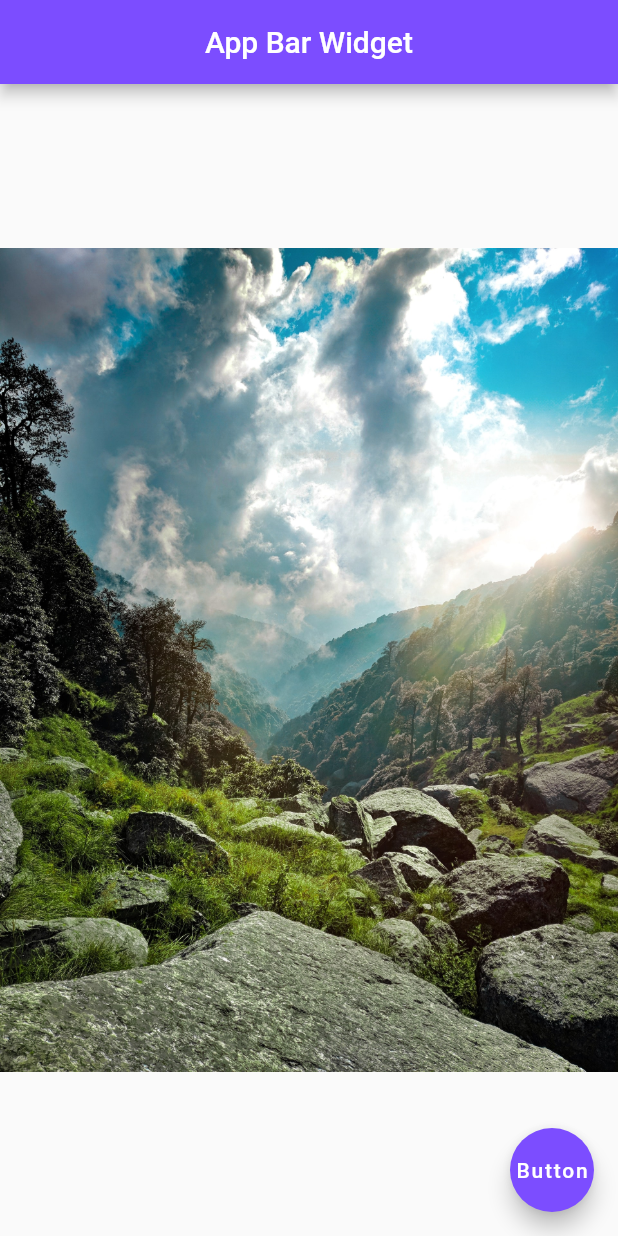
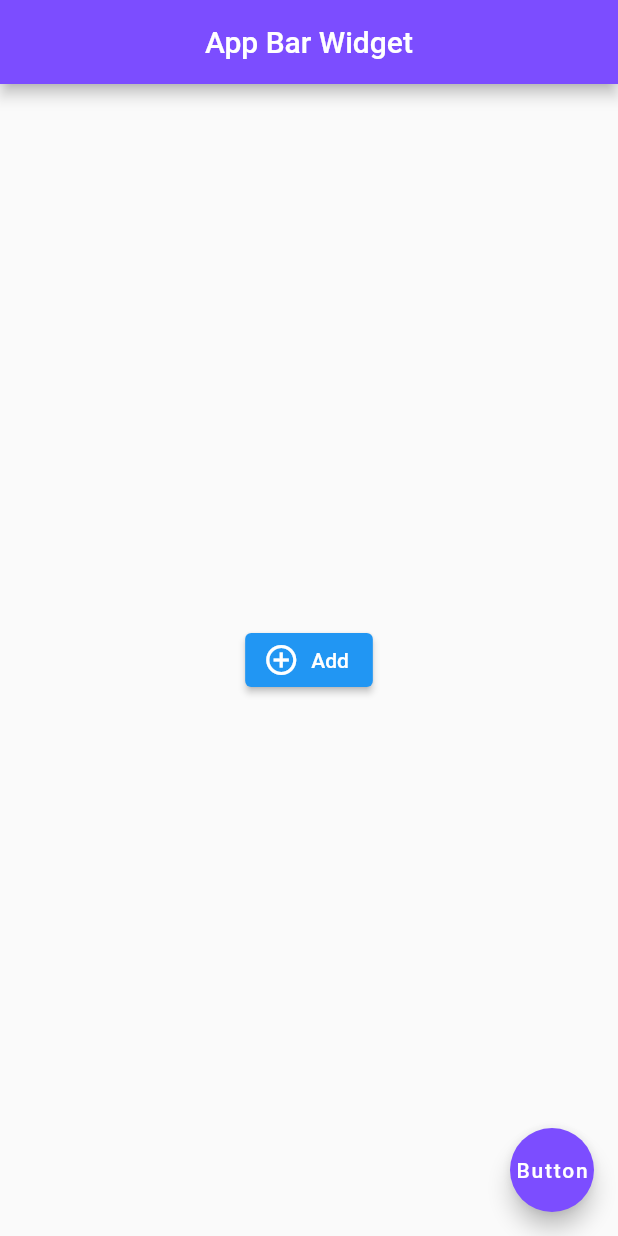
Before and after one commit to Michal-Majchrzak/start_flutter, a Flutter app: the screen it shows after launch, on a phone screen of 412 x 824 dp. Run offline on Flutter 3.47's test engine with Material 2 defaults, Android fonts, the phone set to English and light mode, and no system bars.

Commit message:
Add 'add' button with small interactivity
'Add' buton prints message to console

```diff
--- a/lib/main.dart
+++ b/lib/main.dart
@@ -17,8 +17,14 @@ class Home extends StatelessWidget {
         backgroundColor: Colors.deepPurpleAccent,
       ),
       body: Center(
-        child: Image.asset('assets/images/mountain1.jpg'),
+        child: ElevatedButton.icon(
+            onPressed: () => print("You Pressed Add Button!"),
+            icon: Icon(
+              Icons.add_circle_outline,
+            ),
+            label: Text("Add"),
         ),
+      ),
       floatingActionButton: FloatingActionButton(
         onPressed: () {},
         child: Text("Button"),
```
